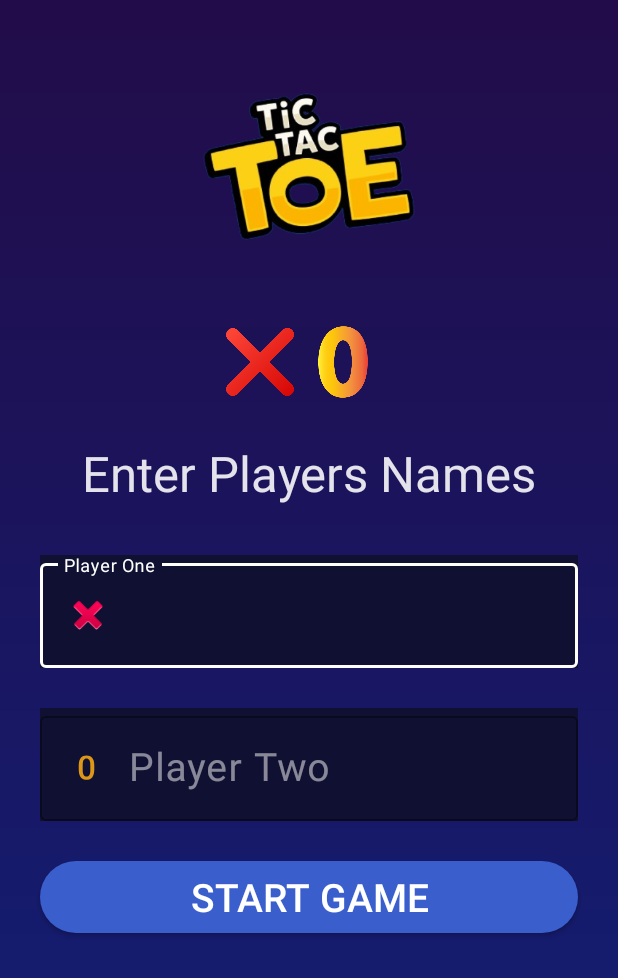
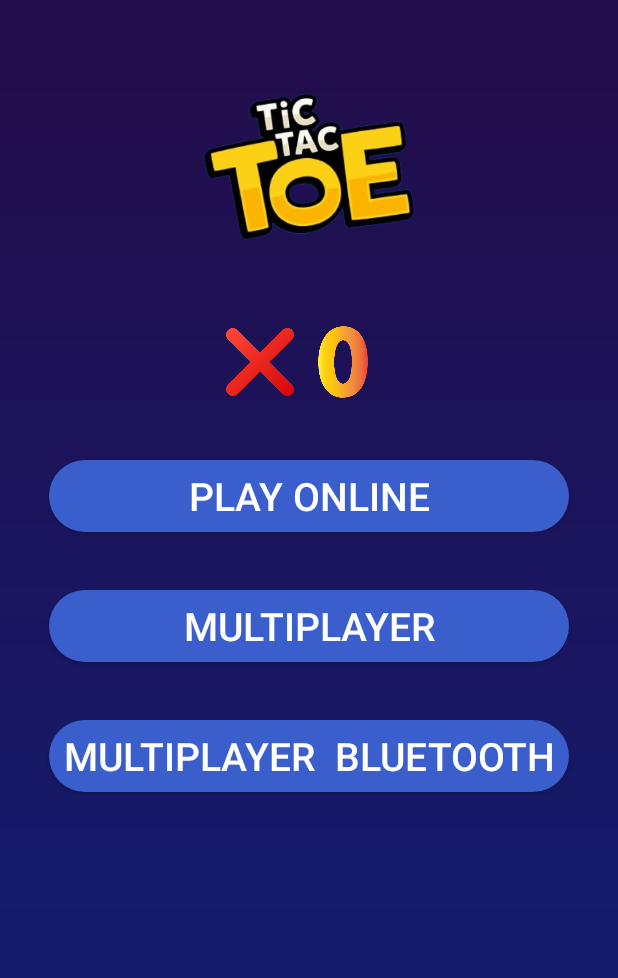
Before and after one commit to info-kareemmohamed/Tic-Tac-Toe-game, an Android app: the screen it shows after launch (MainActivity), on a phone screen of 412 x 824 dp. Shown: the top 978 px of the screen. Run offline under Robolectric (Android 15) with nearby library versions, the phone set to English and light mode, and no system bars; our stand-ins replace sdp/ssp sizes.

Commit message:
create home screen

```diff
--- a/app/src/main/java/com/example/tic_tac_toe_game/GameModel.kt
+++ b/app/src/main/java/com/example/tic_tac_toe_game/GameModel.kt
@@ -1,4 +1,6 @@
 package com.example.tic_tac_toe_game
+
+import kotlin.random.Random
 
 data class GameModel(
     var gameId:String = "-1",
@@ -7,6 +9,6 @@ data class GameModel(
     var scoreX:Int=0,
     var scoreO:Int=0,
     var gameStatus: GameStatus =GameStatus.CREATED,
-    var currentPlayer:Boolean=true,//true=X false=O
+    var currentPlayer:String= (arrayOf("X","O"))[Random.nextInt(2)],
 
 )
--- /dev/null
+++ b/app/src/main/java/com/example/tic_tac_toe_game/ui/MainActivity.kt
@@ -0,0 +1,27 @@
+package com.example.tic_tac_toe_game.ui
+
+import android.content.Intent
+import androidx.appcompat.app.AppCompatActivity
+import android.os.Bundle
+import com.example.tic_tac_toe_game.databinding.ActivityMainBinding
+
+class MainActivity : AppCompatActivity() {
+    private lateinit var binding: ActivityMainBinding
+
+    override fun onCreate(savedInstanceState: Bundle?) {
+        super.onCreate(savedInstanceState)
+        binding = ActivityMainBinding.inflate(layoutInflater)
+        setContentView(binding.root)
+        onClickListener()
+
+
+    }
+
+    private fun onClickListener() {
+        binding.HomeMultiplayer.setOnClickListener {
+            startActivity(Intent(this, Multiplayer::class.java))
+        }
+    }
+
+
+}
--- a/app/src/main/java/com/example/tic_tac_toe_game/MainActivity.kt
+++ b/app/src/main/java/com/example/tic_tac_toe_game/ui/Multiplayer.kt
@@ -1,23 +1,21 @@
-package com.example.tic_tac_toe_game
+package com.example.tic_tac_toe_game.ui
 
 import android.content.Intent
 import androidx.appcompat.app.AppCompatActivity
 import android.os.Bundle
-import android.util.Log
-import com.example.tic_tac_toe_game.databinding.ActivityMainBinding
+import com.example.tic_tac_toe_game.R
+import com.example.tic_tac_toe_game.databinding.ActivityMultiplayerBinding
 
-class MainActivity : AppCompatActivity() {
-    private lateinit var binding: ActivityMainBinding
-    private lateinit var intent: Intent
-
+class Multiplayer : AppCompatActivity() {
+    private lateinit var binding:ActivityMultiplayerBinding
     override fun onCreate(savedInstanceState: Bundle?) {
         super.onCreate(savedInstanceState)
-        binding = ActivityMainBinding.inflate(layoutInflater)
+        binding= ActivityMultiplayerBinding.inflate(layoutInflater)
         setContentView(binding.root)
         onClickListener()
+    }
 
 
-    }
 
     private fun onClickListener() {
         binding.MultiplePlayersButtonStart.setOnClickListener {
@@ -27,7 +25,4 @@ class MainActivity : AppCompatActivity() {
             startActivity(intent)
         }
     }
-
-
-
 }
--- a/app/src/main/res/layout/activity_main.xml
+++ b/app/src/main/res/layout/activity_main.xml
@@ -7,7 +7,7 @@
     android:background="@drawable/app_background"
     android:orientation="vertical"
     android:padding="@dimen/_10sdp"
-    tools:context=".MainActivity">
+    tools:context=".ui.MainActivity">
 
     <ImageView
         android:layout_width="wrap_content"
@@ -18,6 +18,7 @@
         android:layout_width="match_parent"
         android:layout_height="wrap_content"
         android:gravity="center"
+        android:layout_marginBottom="@dimen/_10sdp"
         android:orientation="horizontal">
 
         <ImageView
@@ -32,70 +33,24 @@
 
     </LinearLayout>
 
-    <TextView
-        android:layout_width="match_parent"
-        android:layout_height="wrap_content"
-        android:layout_margin="@dimen/_15sdp"
-        android:gravity="center"
-        android:text="Enter Players Names"
-        android:textColor="#E1FFFFFF"
-        android:textSize="@dimen/_25ssp" />
+    <androidx.appcompat.widget.AppCompatButton
+        android:id="@+id/Home_PlayOnline"
+        android:text="play online"
+        style="@style/Button_Home"
+        />
 
-    <com.google.android.material.textfield.TextInputLayout
-        android:layout_width="match_parent"
-        android:layout_height="wrap_content"
-        android:layout_margin="@dimen/_10sdp"
-        android:background="@color/dark_blue"
-        android:hint="Player One"
-        android:textColorHint="@color/light_white"
-        app:boxStrokeColor="@color/white"
-        app:hintTextColor="@color/white">
-
-        <com.google.android.material.textfield.TextInputEditText
-            android:id="@+id/MultiplePlayers_Name_PlayerOne"
-            android:layout_width="match_parent"
-            android:layout_height="wrap_content"
-            android:drawableLeft="@android:drawable/ic_delete"
-            android:drawablePadding="@dimen/_10sdp"
-            android:maxLines="1"
-            android:textColor="@color/white"
-            android:textSize="@dimen/_20ssp" />
-
-    </com.google.android.material.textfield.TextInputLayout>
+ <androidx.appcompat.widget.AppCompatButton
+     android:id="@+id/Home_Multiplayer"
+     android:text="Multiplayer"
+    style="@style/Button_Home"
+/>
 
 
-    <com.google.android.material.textfield.TextInputLayout
-        android:layout_width="match_parent"
-        android:layout_height="wrap_content"
-        android:layout_margin="@dimen/_10sdp"
-        android:background="@color/dark_blue"
-        android:hint="Player Two"
-        android:textColorHint="@color/light_white"
-        app:boxStrokeColor="@color/white"
-
-        app:hintTextColor="@color/white">
-
-        <com.google.android.material.textfield.TextInputEditText
-            android:id="@+id/MultiplePlayers_Name_PlayerTwo"
-            android:layout_width="match_parent"
-            android:layout_height="wrap_content"
-            android:maxLines="1"
-            android:drawableLeft="@drawable/zero_30"
-            android:drawablePadding="@dimen/_10sdp"
-            android:textColor="@color/white"
-            android:textSize="@dimen/_20ssp" />
-
-    </com.google.android.material.textfield.TextInputLayout>
+    <androidx.appcompat.widget.AppCompatButton
+        android:id="@+id/Home_MultiplayerBluetooth"
+        android:text="Multiplayer  Bluetooth"
+        style="@style/Button_Home"
+        />
 
 
- <androidx.appcompat.widget.AppCompatButton
-     android:id="@+id/MultiplePlayers_Button_Start"
-     android:layout_width="match_parent"
-     android:layout_height="wrap_content"
-     android:layout_margin="@dimen/_10sdp"
-     android:text="Start Game"
-     android:textColor="@color/white"
-     android:textSize="@dimen/_20ssp"
-     android:background="@drawable/round_back_blue1000"
-/>
 </LinearLayout>
--- a/app/src/main/res/layout/activity_tic_tac_toe.xml
+++ b/app/src/main/res/layout/activity_tic_tac_toe.xml
@@ -6,7 +6,7 @@
     android:layout_height="match_parent"
     android:background="@drawable/app_background"
     android:orientation="vertical"
-    tools:context=".TicTacToe">
+    tools:context=".ui.TicTacToe">
 
 
     <androidx.cardview.widget.CardView
--- a/app/src/main/res/values/themes.xml
+++ b/app/src/main/res/values/themes.xml
@@ -6,6 +6,7 @@
     </style>
 
     <style name="Theme.TicTacToegame" parent="Base.Theme.TicTacToegame" />
+
     <style name="TicTacImage">
         <item name="android:layout_width">@dimen/_80sdp</item>
         <item name="android:layout_height">@dimen/_80sdp</item>
@@ -16,4 +17,14 @@
         <item name="android:layout_rowWeight">1</item>
         <item name="android:layout_margin">@dimen/_5sdp</item>
     </style>
+
+    <style name="Button_Home">
+        <item name="android:layout_width">match_parent</item>
+        <item name="android:layout_height">wrap_content</item>
+        <item name="android:background">@drawable/round_back_blue1000</item>
+        <item name="android:textSize">@dimen/_20ssp</item>
+        <item name="android:textColor">@color/white</item>
+        <item name="android:layout_margin">@dimen/_15sdp</item>
+    </style>
+
 </resources>
```
Also changed, not shown: app/src/main/AndroidManifest.xml (+8 -5 lines), app/src/main/java/com/example/tic_tac_toe_game/ui/TicTacToe.kt (renamed from app/src/main/java/com/example/tic_tac_toe_game/TicTacToe.kt, +26 -15 lines), app/src/main/res/layout/activity_multiplayer.xml (added, +128 -0 lines).
